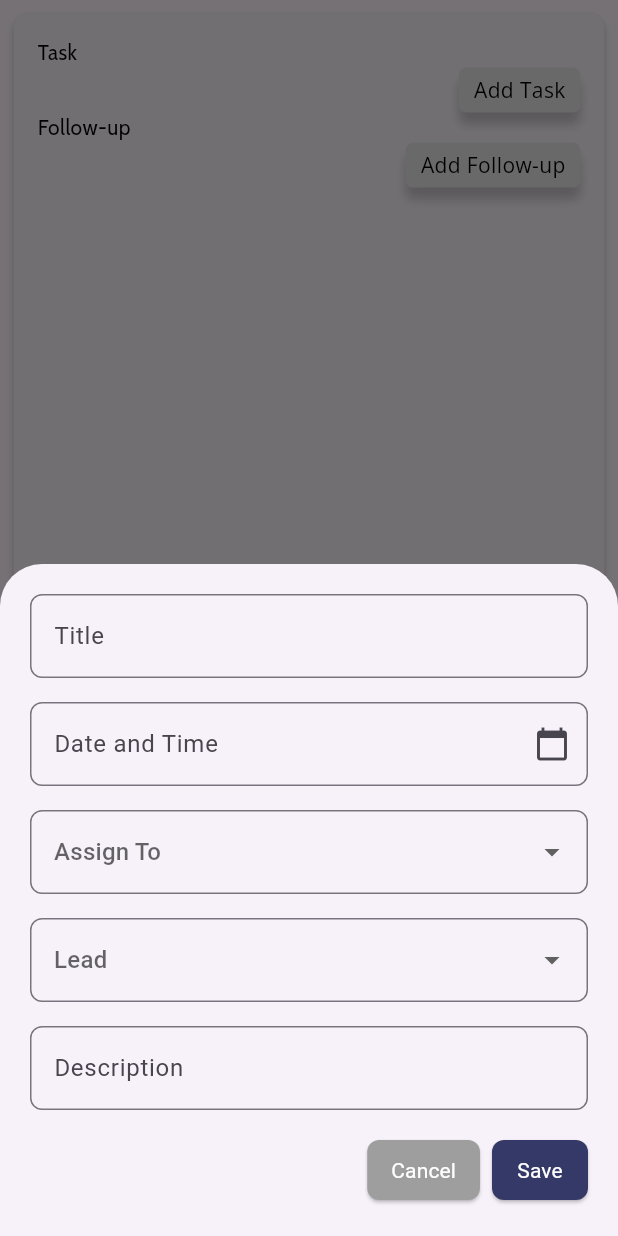
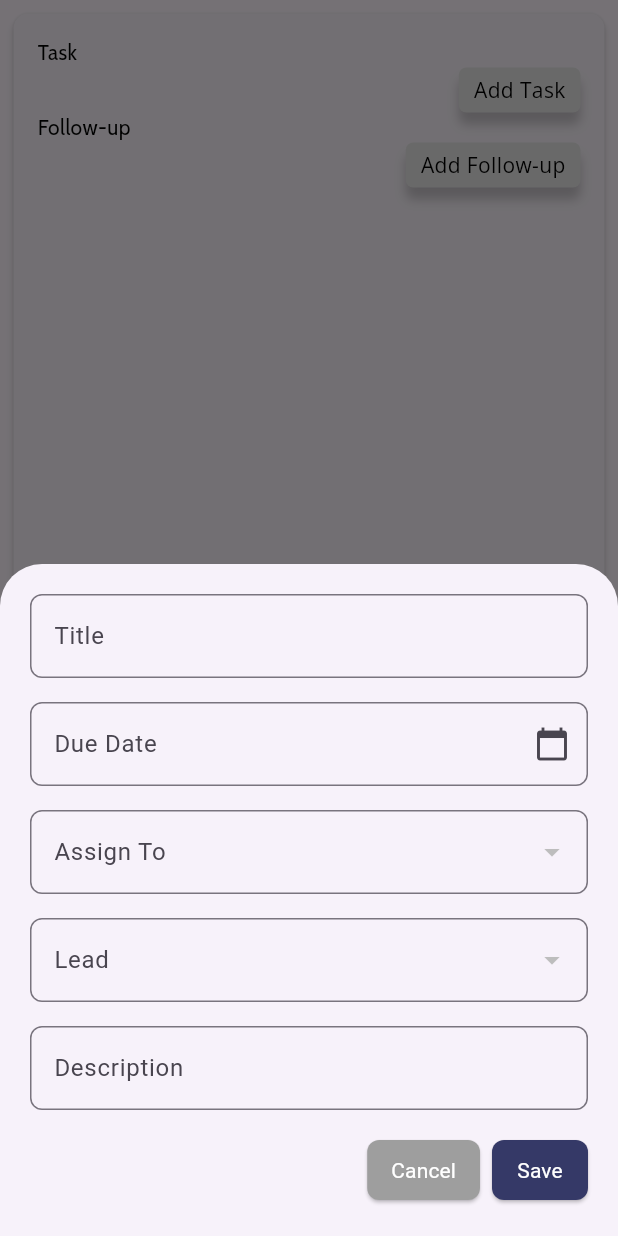
Before and after one commit to nithaparveen/omnisell_crm, a Flutter app: the TaskCard widget shown alone on an empty page, opened directly with empty values, after a tap on "Add Task", on a phone screen of 412 x 824 dp. Run offline on Flutter 3.47's test engine with Material 3 defaults, Android fonts, the phone set to English and light mode, and no system bars; our stand-ins replace google_fonts, percent_indicator, shared_preferences, sliding_clipped_nav_bar; accounts and stored records are empty.

Commit message:
add task

```diff
--- a/lib/presentation/lead_detail_screen/controller/lead_detail_controller.dart
+++ b/lib/presentation/lead_detail_screen/controller/lead_detail_controller.dart
@@ -1,8 +1,10 @@
 import 'dart:developer';
 import 'package:flutter/material.dart';
 import 'package:omnisell_crm/repository/api/lead_detail_screen/model/communication_summary_model.dart';
+import 'package:omnisell_crm/repository/api/lead_detail_screen/model/leads_list_model.dart';
 import 'package:omnisell_crm/repository/api/lead_detail_screen/model/phone_summary_model.dart';
 import 'package:omnisell_crm/repository/api/lead_detail_screen/model/status_list_model.dart';
+import 'package:omnisell_crm/repository/api/lead_detail_screen/model/users_list_model.dart';
 import 'package:omnisell_crm/repository/api/lead_detail_screen/service/lead_detail_service.dart';
 import '../../../core/constants/colors.dart';
 import '../../../core/utils/app_utils.dart';
@@ -13,11 +15,15 @@ class LeadDetailsController extends ChangeNotifier {
   bool isCSLoading = false;
   bool isPSLoading = false;
   bool isStatusLoading = false;
+  bool isUsersLoading = false;
+  bool isLeadsLoading = false;
   LeadDetailsModel leadDetailModel = LeadDetailsModel();
   CommunicationSummaryModel communicationSummaryModel =
       CommunicationSummaryModel();
   PhoneSummaryModel phoneSummaryModel = PhoneSummaryModel();
   StatusListModel statusListModel = StatusListModel();
+  UsersListModel usersListModel = UsersListModel();
+  LeadsListModel leadsListModel = LeadsListModel();
 
   fetchData(leadId, context) async {
     isLoading = true;
@@ -87,6 +93,40 @@ class LeadDetailsController extends ChangeNotifier {
     });
   }
 
+  getUsersList(context) async {
+    isUsersLoading = true;
+    notifyListeners();
+    log("LeadDetailsController -> getUsersList()");
+    await LeadDetailService.getUsersList().then((value) {
+      if (value?["data"] != null) {
+        usersListModel = UsersListModel.fromJson(value!);
+        isUsersLoading = false;
+      } else {
+        AppUtils.oneTimeSnackBar("Unable to fetch Data",
+            context: context, bgColor: ColorTheme.red);
+        isUsersLoading = false;
+      }
+      notifyListeners();
+    });
+  }
+
+  getLeadsList(context) async {
+    isLeadsLoading = true;
+    notifyListeners();
+    log("LeadDetailsController -> getLeadsList()");
+    await LeadDetailService.getLeadsList().then((value) {
+      if (value?["data"] != null) {
+        leadsListModel = LeadsListModel.fromJson(value!);
+        isLeadsLoading = false;
+      } else {
+        AppUtils.oneTimeSnackBar("Unable to fetch Data",
+            context: context, bgColor: ColorTheme.red);
+        isLeadsLoading = false;
+      }
+      notifyListeners();
+    });
+  }
+
   changeStage(String leadId, String stageId, context) async {
     log("LeadDetailsController -> changeStage()");
     await LeadDetailService.changeStage(leadId, stageId).then((value) {
@@ -112,4 +152,18 @@ class LeadDetailsController extends ChangeNotifier {
       }
     });
   }
+
+  addTask(String title, String date, String user, String leadId,
+      String description, context) async {
+    log("LeadDetailsController -> addTask()");
+    await LeadDetailService.addTask(title, date, user, leadId, description)
+        .then((value) {
+      if (value["data"] != null) {
+        // AppUtils.oneTimeSnackBar(value["message"], context: context,textStyle: TextStyle(fontSize: 18));
+      } else {
+        AppUtils.oneTimeSnackBar(value["message"],
+            context: context, bgColor: Colors.redAccent);
+      }
+    });
+  }
 }
--- a/lib/presentation/lead_detail_screen/view/lead_detail_screen.dart
+++ b/lib/presentation/lead_detail_screen/view/lead_detail_screen.dart
@@ -149,19 +149,20 @@ class _LeadDetailScreenState extends State<LeadDetailScreen> {
               ),
               TaskCard(
                 latestTask:
-                      controller.leadDetailModel.data?.latestTask?.dueDate !=
-                              null
+                    controller.leadDetailModel.data?.latestTask?.dueDate != null
                         ? formatDate1(controller
                             .leadDetailModel.data!.latestTask!.dueDate
                             .toString())
                         : "NA",
-                  latestFollowUp: controller.leadDetailModel.data
-                              ?.latestFollowUp?.followUpDate !=
+                latestFollowUp: controller.leadDetailModel.data?.latestFollowUp
+                            ?.followUpDate !=
                         null
                     ? formatDate1(controller
                         .leadDetailModel.data!.latestFollowUp!.followUpDate
                         .toString())
-                      : "NA"),
+                    : "NA",
+                leadId: "${controller.leadDetailModel.data?.id}",
+              ),
               Row(
                 children: [
                   Icon(
--- a/lib/presentation/lead_detail_screen/view/widgets/task_card.dart
+++ b/lib/presentation/lead_detail_screen/view/widgets/task_card.dart
@@ -1,16 +1,19 @@
-import 'package:flutter/cupertino.dart';
 import 'package:flutter/material.dart';
-import 'package:flutter/widgets.dart';
+import 'package:intl/intl.dart';
 import 'package:omnisell_crm/core/constants/textstyles.dart';
+import 'package:omnisell_crm/presentation/lead_detail_screen/controller/lead_detail_controller.dart';
+import 'package:provider/provider.dart';
 
 class TaskCard extends StatelessWidget {
   final String latestTask;
   final String latestFollowUp;
+  final String leadId;
 
   const TaskCard({
     Key? key,
     required this.latestTask,
     required this.latestFollowUp,
+    required this.leadId,
   }) : super(key: key);
 
   @override
@@ -40,7 +43,9 @@ class TaskCard extends StatelessWidget {
                       showModalBottomSheet(
                         context: context,
                         isScrollControlled: true,
-                        builder: (context) => AddTaskBottomSheet(),
+                        builder: (context) => AddTaskBottomSheet(
+                          leadId: leadId,
+                        ),
                       );
                     },
                     child: Container(
@@ -120,24 +125,40 @@ class TaskCard extends StatelessWidget {
 }
 
 class AddTaskBottomSheet extends StatefulWidget {
+  final String leadId;
+
+  const AddTaskBottomSheet({
+    super.key,
+    required this.leadId,
+  });
   @override
   _AddTaskBottomSheetState createState() => _AddTaskBottomSheetState();
 }
 
 class _AddTaskBottomSheetState extends State<AddTaskBottomSheet> {
   String? assignTo;
-  String? leadList;
-  final List<String> phoneTypes = ['Inbound', 'Outbound'];
+  String? selectedLead;
+  String? selectedUserId;
 
-  final TextEditingController _dateTimeController = TextEditingController();
+  final TextEditingController dateController = TextEditingController();
   final TextEditingController descriptionController = TextEditingController();
   final TextEditingController titileController = TextEditingController();
+  final TextEditingController assignToController = TextEditingController();
+
+  @override
+  void initState() {
+    super.initState();
+    Provider.of<LeadDetailsController>(context, listen: false)
+        .getUsersList(context);
+    Provider.of<LeadDetailsController>(context, listen: false)
+        .getLeadsList(context);
+  }
 
   @override
   Widget build(BuildContext context) {
+    return Consumer<LeadDetailsController>(builder: (context, controller, _) {
       return GestureDetector(
         onTap: () {
-        // Dismiss keyboard when tapping outside the text fields
           FocusScope.of(context).unfocus();
         },
         child: Padding(
@@ -155,16 +176,14 @@ class _AddTaskBottomSheetState extends State<AddTaskBottomSheet> {
                 ),
               ),
               const SizedBox(height: 16),
-
-            // Date and Time Picker
               TextFormField(
-              controller: _dateTimeController,
+                controller: dateController,
                 readOnly: true,
                 decoration: InputDecoration(
                   border: OutlineInputBorder(
                     borderRadius: BorderRadius.circular(8),
                   ),
-                labelText: 'Date and Time',
+                  labelText: 'Due Date',
                   suffixIcon: const Icon(Icons.calendar_today),
                 ),
                 onTap: () async {
@@ -176,67 +195,66 @@ class _AddTaskBottomSheetState extends State<AddTaskBottomSheet> {
                   );
 
                   if (selectedDate != null) {
-                  TimeOfDay? selectedTime = await showTimePicker(
-                    context: context,
-                    initialTime: TimeOfDay.now(),
-                  );
-
-                  if (selectedTime != null) {
                     setState(() {
-                      _dateTimeController.text =
-                          "${selectedDate.toLocal()} ${selectedTime.format(context)}";
+                      dateController.text =
+                          DateFormat('yyyy-MM-dd').format(selectedDate);
                     });
-                  }
                   }
                 },
               ),
               const SizedBox(height: 16),
-
-            // Phone Type Dropdown
               DropdownButtonFormField<String>(
                 value: assignTo,
-              hint: const Text('Assign To'),
+                onChanged: (String? newValue) {
+                  if (newValue != null) {
+                    setState(() {
+                      assignTo = newValue;
+                      selectedUserId = controller.usersListModel.data
+                          ?.firstWhere((user) => user.name == newValue)
+                          .id
+                          ?.toString();
+                    });
+                  }
+                },
+                items: controller.usersListModel.data
+                        ?.map<DropdownMenuItem<String>>((user) {
+                      return DropdownMenuItem<String>(
+                        value: user.name ?? '',
+                        child: Text(user.name ?? 'Unknown'),
+                      );
+                    }).toList() ??
+                    [],
                 decoration: InputDecoration(
+                  labelText: 'Assign To',
+                  border: OutlineInputBorder(
+                    borderRadius: BorderRadius.circular(8),
+                  ),
+                ),
+              ),
+              const SizedBox(height: 16),
+              DropdownButtonFormField<String>(
+                value: selectedLead,
+                decoration: InputDecoration(
+                  labelText: 'Lead',
                   border: OutlineInputBorder(
                     borderRadius: BorderRadius.circular(8),
                   ),
                 ),
                 onChanged: (newValue) {
                   setState(() {
-                  assignTo = newValue;
+                    selectedLead = newValue;
                   });
                 },
-              items: phoneTypes.map((type) {
+                items: controller.leadsListModel.data?.data
+                        ?.map<DropdownMenuItem<String>>((lead) {
                       return DropdownMenuItem<String>(
-                  value: type,
-                  child: Text(type),
+                        value: lead.name ?? '',
+                        child: Text(lead.name ?? 'Unknown'),
                       );
-              }).toList(),
+                    }).toList() ??
+                    [],
               ),
               const SizedBox(height: 16),
-             DropdownButtonFormField<String>(
-              value: assignTo,
-              hint: const Text('Lead'),
-              decoration: InputDecoration(
-                border: OutlineInputBorder(
-                  borderRadius: BorderRadius.circular(8),
-                ),
-              ),
-              onChanged: (newValue) {
-                setState(() {
-                  assignTo = newValue;
-                });
-              },
-              items: phoneTypes.map((type) {
-                return DropdownMenuItem<String>(
-                  value: type,
-                  child: Text(type),
-                );
-              }).toList(),
-            ),
-            const SizedBox(height: 16),
-
-            // Call Summary Field
               TextFormField(
                 controller: descriptionController,
                 decoration: InputDecoration(
@@ -247,14 +265,11 @@ class _AddTaskBottomSheetState extends State<AddTaskBottomSheet> {
                 ),
               ),
               const SizedBox(height: 16),
-
-            // Action Buttons
               Row(
                 mainAxisAlignment: MainAxisAlignment.end,
                 children: [
                   ElevatedButton(
                     onPressed: () {
-                    // Cancel button logic
                       Navigator.of(context).pop();
                     },
                     style: ElevatedButton.styleFrom(
@@ -276,17 +291,14 @@ class _AddTaskBottomSheetState extends State<AddTaskBottomSheet> {
                   const SizedBox(width: 8),
                   ElevatedButton(
                     onPressed: () {
-                    // Save button logic
-                    // Collect data from controllers
-                    String? dateTime = _dateTimeController.text;
-                    String? callSummary = descriptionController.text;
-
-                    // Print or use the collected data
-                    print('Phone Type: $assignTo');
-                    print('Date and Time: $dateTime');
-                    print('Call Summary: $callSummary');
-
-                    // Close the bottom sheet
+                      Provider.of<LeadDetailsController>(context, listen: false)
+                          .addTask(
+                              titileController.text,
+                              dateController.text,
+                              selectedUserId ?? '',
+                              widget.leadId,
+                              descriptionController.text,
+                              context);
                       Navigator.of(context).pop();
                     },
                     style: ElevatedButton.styleFrom(
@@ -311,6 +323,7 @@ class _AddTaskBottomSheetState extends State<AddTaskBottomSheet> {
           ),
         ),
       );
+    });
   }
 }
 
@@ -330,7 +343,6 @@ class _FollowUpBottomSheetState extends State<FollowUpBottomSheet> {
   Widget build(BuildContext context) {
     return GestureDetector(
       onTap: () {
-        // Dismiss keyboard when tapping outside the text fields
         FocusScope.of(context).unfocus();
       },
       child: Padding(
@@ -338,7 +350,6 @@ class _FollowUpBottomSheetState extends State<FollowUpBottomSheet> {
         child: Column(
           mainAxisSize: MainAxisSize.min,
           children: [
-            // Phone Type Dropdown
             DropdownButtonFormField<String>(
               value: selectedPhoneType,
               hint: const Text('Assign To'),
--- /dev/null
+++ b/lib/repository/api/lead_detail_screen/model/leads_list_model.dart
@@ -0,0 +1,133 @@
+// To parse this JSON data, do
+//
+//     final leadsListModel = leadsListModelFromJson(jsonString);
+
+import 'dart:convert';
+
+LeadsListModel leadsListModelFromJson(String str) => LeadsListModel.fromJson(json.decode(str));
+
+String leadsListModelToJson(LeadsListModel data) => json.encode(data.toJson());
+
+class LeadsListModel {
+    Data? data;
+
+    LeadsListModel({
+        this.data,
+    });
+
+    factory LeadsListModel.fromJson(Map<String, dynamic> json) => LeadsListModel(
+        data: json["data"] == null ? null : Data.fromJson(json["data"]),
+    );
+
+    Map<String, dynamic> toJson() => {
+        "data": data?.toJson(),
+    };
+}
+
+class Data {
+    int? currentPage;
+    List<Datum>? data;
+    String? firstPageUrl;
+    int? from;
+    int? lastPage;
+    String? lastPageUrl;
+    List<Link>? links;
+    dynamic nextPageUrl;
+    String? path;
+    int? perPage;
+    dynamic prevPageUrl;
+    int? to;
+    int? total;
+
+    Data({
+        this.currentPage,
+        this.data,
+        this.firstPageUrl,
+        this.from,
+        this.lastPage,
+        this.lastPageUrl,
+        this.links,
+        this.nextPageUrl,
+        this.path,
+        this.perPage,
+        this.prevPageUrl,
+        this.to,
+        this.total,
+    });
+
+    factory Data.fromJson(Map<String, dynamic> json) => Data(
+        currentPage: json["current_page"],
+        data: json["data"] == null ? [] : List<Datum>.from(json["data"]!.map((x) => Datum.fromJson(x))),
+        firstPageUrl: json["first_page_url"],
+        from: json["from"],
+        lastPage: json["last_page"],
+        lastPageUrl: json["last_page_url"],
+        links: json["links"] == null ? [] : List<Link>.from(json["links"]!.map((x) => Link.fromJson(x))),
+        nextPageUrl: json["next_page_url"],
+        path: json["path"],
+        perPage: json["per_page"],
+        prevPageUrl: json["prev_page_url"],
+        to: json["to"],
+        total: json["total"],
+    );
+
+    Map<String, dynamic> toJson() => {
+        "current_page": currentPage,
+        "data": data == null ? [] : List<dynamic>.from(data!.map((x) => x.toJson())),
+        "first_page_url": firstPageUrl,
+        "from": from,
+        "last_page": lastPage,
+        "last_page_url": lastPageUrl,
+        "links": links == null ? [] : List<dynamic>.from(links!.map((x) => x.toJson())),
+        "next_page_url": nextPageUrl,
+        "path": path,
+        "per_page": perPage,
+        "prev_page_url": prevPageUrl,
+        "to": to,
+        "total": total,
+    };
+}
+
+class Datum {
+    int? id;
+    String? name;
+
+    Datum({
+        this.id,
+        this.name,
+    });
+
+    factory Datum.fromJson(Map<String, dynamic> json) => Datum(
+        id: json["id"],
+        name: json["name"],
+    );
+
+    Map<String, dynamic> toJson() => {
+        "id": id,
+        "name": name,
+    };
+}
+
+class Link {
+    String? url;
+    String? label;
+    bool? active;
+
+    Link({
+        this.url,
+        this.label,
+        this.active,
+    });
+
+    factory Link.fromJson(Map<String, dynamic> json) => Link(
+        url: json["url"],
+        label: json["label"],
+        active: json["active"],
+    );
+
+    Map<String, dynamic> toJson() => {
+        "url": url,
+        "label": label,
+        "active": active,
+    };
+}
--- a/lib/repository/api/lead_detail_screen/service/lead_detail_service.dart
+++ b/lib/repository/api/lead_detail_screen/service/lead_detail_service.dart
@@ -57,8 +57,34 @@ class LeadDetailService {
     }
   }
 
+  static Future<dynamic> getUsersList() async {
+    log("LeadDetailService -> getUsersList()");
+    try {
+      var decodedData = await ApiHelper.getData(
+        endPoint: "listing/accessable-users",
+        header: ApiHelper.getApiHeader(access: await AppUtils.getToken()),
+      );
+      return decodedData;
+    } catch (e) {
+      log("$e");
+    }
+  }
+
+  static Future<dynamic> getLeadsList() async {
+    log("LeadDetailService -> getLeadsList()");
+    try {
+      var decodedData = await ApiHelper.getData(
+        endPoint: "listing/leads",
+        header: ApiHelper.getApiHeader(access: await AppUtils.getToken()),
+      );
+      return decodedData;
+    } catch (e) {
+      log("$e");
+    }
+  }
+
   static Future<dynamic> changeStage(leadId, stageId) async {
-    log("LeadDetailService -> assignchangeStageedToTapped()");
+    log("LeadDetailService -> changeStage()");
     try {
       var decodedData = await ApiHelper.postData(
         endPoint: "leads/change-stage?lead_id=$leadId&stage_id=$stageId",
@@ -71,7 +97,7 @@ class LeadDetailService {
   }
 
   static Future<dynamic> addCallLog(leadId, type, dateTime, summary) async {
-    log("LeadDetailService -> assignchangeStageedToTapped()");
+    log("LeadDetailService -> addCallLog()");
     try {
       var decodedData = await ApiHelper.postData(
         endPoint:
@@ -83,4 +109,18 @@ class LeadDetailService {
       log("$e");
     }
   }
+
+  static Future<dynamic> addTask(title, date, user, leadId, description) async {
+    log("LeadDetailService -> addTask()");
+    try {
+      var decodedData = await ApiHelper.postData(
+        endPoint:
+            "tasks/store?title=$title&due_date=$date&assigned_to_user_id=$user&lead_id=$leadId&description=$description",
+        header: ApiHelper.getApiHeader(access: await AppUtils.getToken()),
+      );
+      return decodedData;
+    } catch (e) {
+      log("$e");
+    }
+  }
 }
```
Also changed, not shown: lib/repository/api/lead_detail_screen/model/users_list_model.dart (added, +125 -0 lines). Lines whose indentation alone changed are shown as unchanged.
